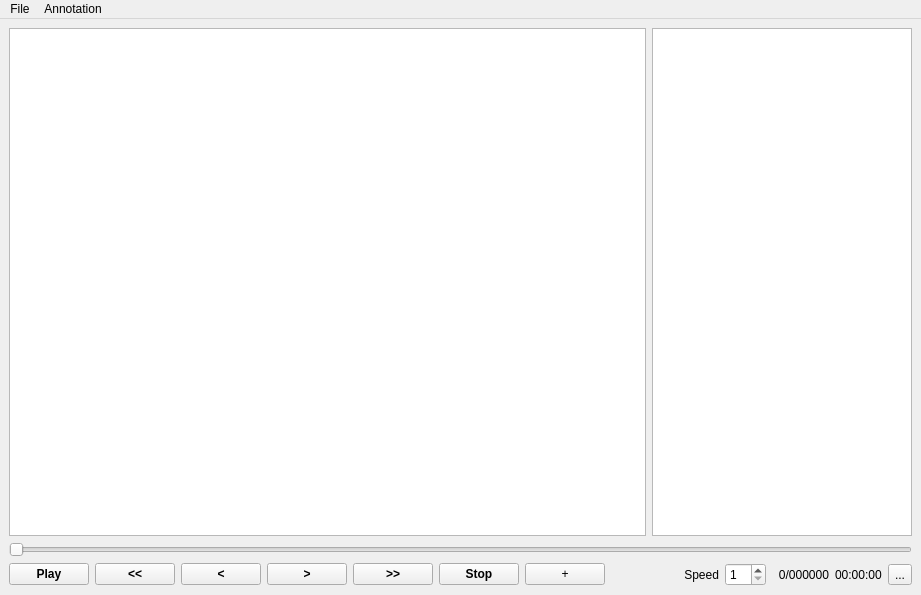
First picture: the form in modules/app/mainwindow.ui, repository smartsenselab/SSAT, before the edit.
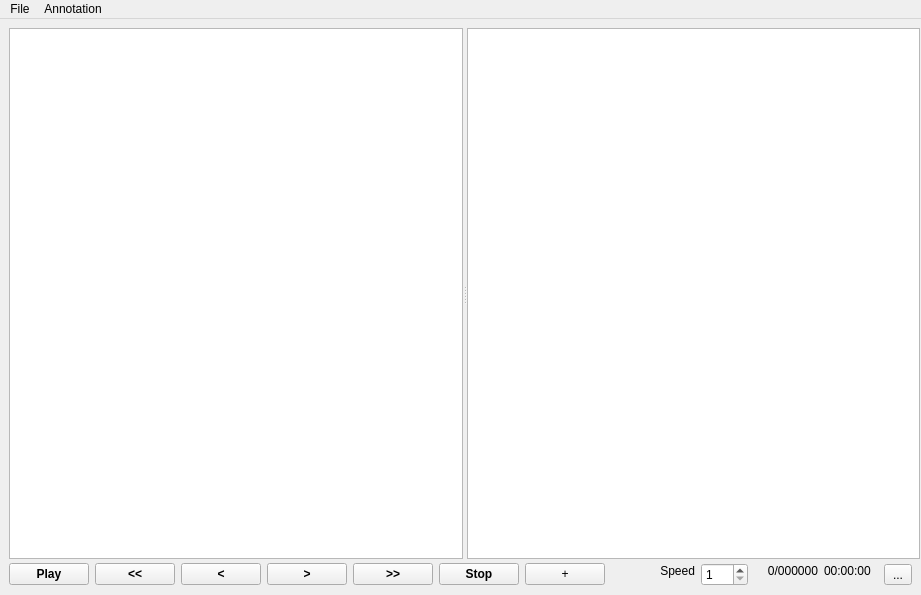
Second picture: the form after the edit. Custom widgets are drawn as their Qt base class.

Commit message: Finished - I will verify if the develop has changed before complete the task

The edit to the form file:
```diff
--- a/modules/app/mainwindow.ui
+++ b/modules/app/mainwindow.ui
@@ -14,9 +14,15 @@
    <string>SSAT</string>
   </property>
   <widget class="QWidget" name="widget">
-   <layout class="QGridLayout" name="gridLayout">
-    <item row="5" column="16">
      <widget class="QLabel" name="labelFrameId">
+    <property name="geometry">
+     <rect>
+      <x>760</x>
+      <y>544</y>
+      <width>58</width>
+      <height>16</height>
+     </rect>
+    </property>
       <property name="text">
        <string>0/000000</string>
       </property>
@@ -27,9 +33,15 @@
        <set>Qt::AlignRight|Qt::AlignTrailing|Qt::AlignVCenter</set>
       </property>
      </widget>
-    </item>
-    <item row="5" column="6">
      <widget class="QPushButton" name="buttonStop">
+    <property name="geometry">
+     <rect>
+      <x>439</x>
+      <y>544</y>
+      <width>80</width>
+      <height>22</height>
+     </rect>
+    </property>
       <property name="font">
        <font>
         <weight>75</weight>
@@ -40,9 +52,15 @@
        <string>Stop</string>
       </property>
      </widget>
-    </item>
-    <item row="5" column="2">
      <widget class="QPushButton" name="buttonRewindF">
+    <property name="geometry">
+     <rect>
+      <x>95</x>
+      <y>544</y>
+      <width>80</width>
+      <height>22</height>
+     </rect>
+    </property>
       <property name="font">
        <font>
         <weight>75</weight>
@@ -53,9 +71,15 @@
        <string>&lt;&lt;</string>
       </property>
      </widget>
-    </item>
-    <item row="5" column="4">
      <widget class="QPushButton" name="buttonForward">
+    <property name="geometry">
+     <rect>
+      <x>267</x>
+      <y>544</y>
+      <width>80</width>
+      <height>22</height>
+     </rect>
+    </property>
       <property name="font">
        <font>
         <weight>75</weight>
@@ -66,9 +90,15 @@
        <string>&gt;</string>
       </property>
      </widget>
-    </item>
-    <item row="5" column="13">
      <widget class="QLabel" name="labelSpeed">
+    <property name="geometry">
+     <rect>
+      <x>657</x>
+      <y>544</y>
+      <width>38</width>
+      <height>16</height>
+     </rect>
+    </property>
       <property name="text">
        <string>Speed</string>
       </property>
@@ -76,25 +106,18 @@
        <set>Qt::AlignRight|Qt::AlignTrailing|Qt::AlignVCenter</set>
       </property>
      </widget>
-    </item>
-    <item row="5" column="10">
-     <spacer name="horizontalSpacer_2">
-      <property name="orientation">
-       <enum>Qt::Horizontal</enum>
-      </property>
-      <property name="sizeHint" stdset="0">
-       <size>
-        <width>40</width>
-        <height>20</height>
-       </size>
-      </property>
-     </spacer>
-    </item>
-    <item row="2" column="1" colspan="18">
      <widget class="QSlider" name="sliderFrame">
       <property name="enabled">
        <bool>false</bool>
       </property>
+    <property name="geometry">
+     <rect>
+      <x>9</x>
+      <y>523</y>
+      <width>84</width>
+      <height>16</height>
+     </rect>
+    </property>
       <property name="singleStep">
        <number>1</number>
       </property>
@@ -105,9 +128,15 @@
        <enum>Qt::Horizontal</enum>
       </property>
      </widget>
-    </item>
-    <item row="5" column="3">
      <widget class="QPushButton" name="buttonRewind">
+    <property name="geometry">
+     <rect>
+      <x>181</x>
+      <y>544</y>
+      <width>80</width>
+      <height>22</height>
+     </rect>
+    </property>
       <property name="font">
        <font>
         <weight>75</weight>
@@ -118,9 +147,15 @@
        <string>&lt;</string>
       </property>
      </widget>
-    </item>
-    <item row="5" column="7">
      <widget class="QPushButton" name="buttonNewBox">
+    <property name="geometry">
+     <rect>
+      <x>525</x>
+      <y>544</y>
+      <width>80</width>
+      <height>22</height>
+     </rect>
+    </property>
       <property name="text">
        <string>+</string>
       </property>
@@ -140,9 +175,15 @@
        <bool>false</bool>
       </property>
      </widget>
-    </item>
-    <item row="5" column="5">
      <widget class="QPushButton" name="buttonForwardF">
+    <property name="geometry">
+     <rect>
+      <x>353</x>
+      <y>544</y>
+      <width>80</width>
+      <height>22</height>
+     </rect>
+    </property>
       <property name="font">
        <font>
         <weight>75</weight>
@@ -153,19 +194,28 @@
        <string>&gt;&gt;</string>
       </property>
      </widget>
-    </item>
-    <item row="1" column="1" colspan="9">
-     <widget class="QGraphicsView" name="viewFrame"/>
-    </item>
-    <item row="5" column="17">
      <widget class="QLabel" name="labelTime">
+    <property name="geometry">
+     <rect>
+      <x>824</x>
+      <y>544</y>
+      <width>54</width>
+      <height>16</height>
+     </rect>
+    </property>
       <property name="text">
        <string>00:00:00</string>
       </property>
      </widget>
-    </item>
-    <item row="5" column="14">
      <widget class="QPowerOfTwoSpinBox" name="spinBoxSpeed">
+    <property name="geometry">
+     <rect>
+      <x>701</x>
+      <y>544</y>
+      <width>47</width>
+      <height>23</height>
+     </rect>
+    </property>
       <property name="suffix">
        <string/>
       </property>
@@ -179,9 +229,15 @@
        <number>1</number>
       </property>
      </widget>
-    </item>
-    <item row="5" column="1">
      <widget class="QPushButton" name="buttonPlay">
+    <property name="geometry">
+     <rect>
+      <x>9</x>
+      <y>544</y>
+      <width>80</width>
+      <height>22</height>
+     </rect>
+    </property>
       <property name="font">
        <font>
         <weight>75</weight>
@@ -192,48 +248,38 @@
        <string>Play</string>
       </property>
      </widget>
-    </item>
-    <item row="5" column="9">
-     <spacer name="horizontalSpacer">
-      <property name="orientation">
-       <enum>Qt::Horizontal</enum>
-      </property>
-      <property name="sizeHint" stdset="0">
-       <size>
-        <width>40</width>
-        <height>20</height>
-       </size>
-      </property>
-     </spacer>
-    </item>
-    <item row="5" column="18">
      <widget class="QToolButton" name="buttonTool">
+    <property name="geometry">
+     <rect>
+      <x>884</x>
+      <y>545</y>
+      <width>28</width>
+      <height>21</height>
+     </rect>
+    </property>
       <property name="text">
        <string>...</string>
       </property>
      </widget>
-    </item>
-    <item row="1" column="10" colspan="9">
+   <widget class="QSplitter" name="splitter">
+    <property name="geometry">
+     <rect>
+      <x>9</x>
+      <y>9</y>
+      <width>911</width>
+      <height>531</height>
+     </rect>
+    </property>
+    <property name="orientation">
+     <enum>Qt::Horizontal</enum>
+    </property>
+    <widget class="QGraphicsView" name="viewFrame"/>
      <widget class="QTableView" name="tableViewFrame">
       <property name="selectionBehavior">
        <enum>QAbstractItemView::SelectItems</enum>
       </property>
      </widget>
-    </item>
-    <item row="5" column="8">
-     <spacer name="horizontalSpacer_3">
-      <property name="orientation">
-       <enum>Qt::Horizontal</enum>
-      </property>
-      <property name="sizeHint" stdset="0">
-       <size>
-        <width>40</width>
-        <height>20</height>
-       </size>
-      </property>
-     </spacer>
-    </item>
-   </layout>
+   </widget>
   </widget>
   <widget class="QMenuBar" name="menuBar">
    <property name="geometry">
```
Lines whose indentation alone changed are shown as unchanged. The commit also changes 1 other file.
